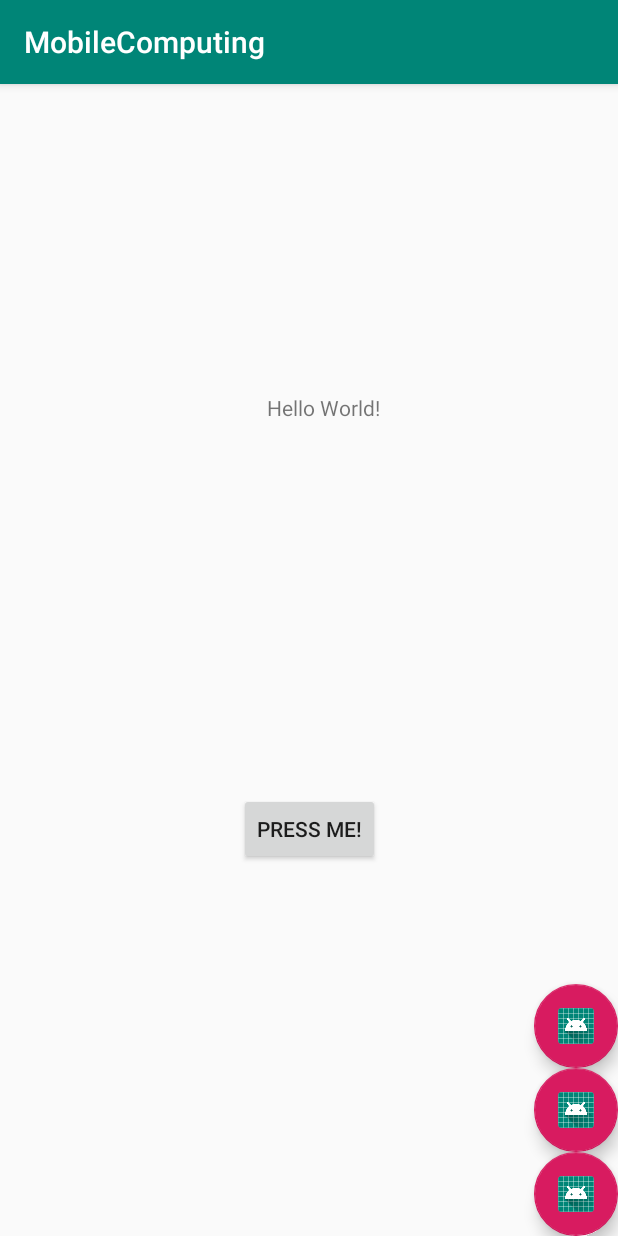
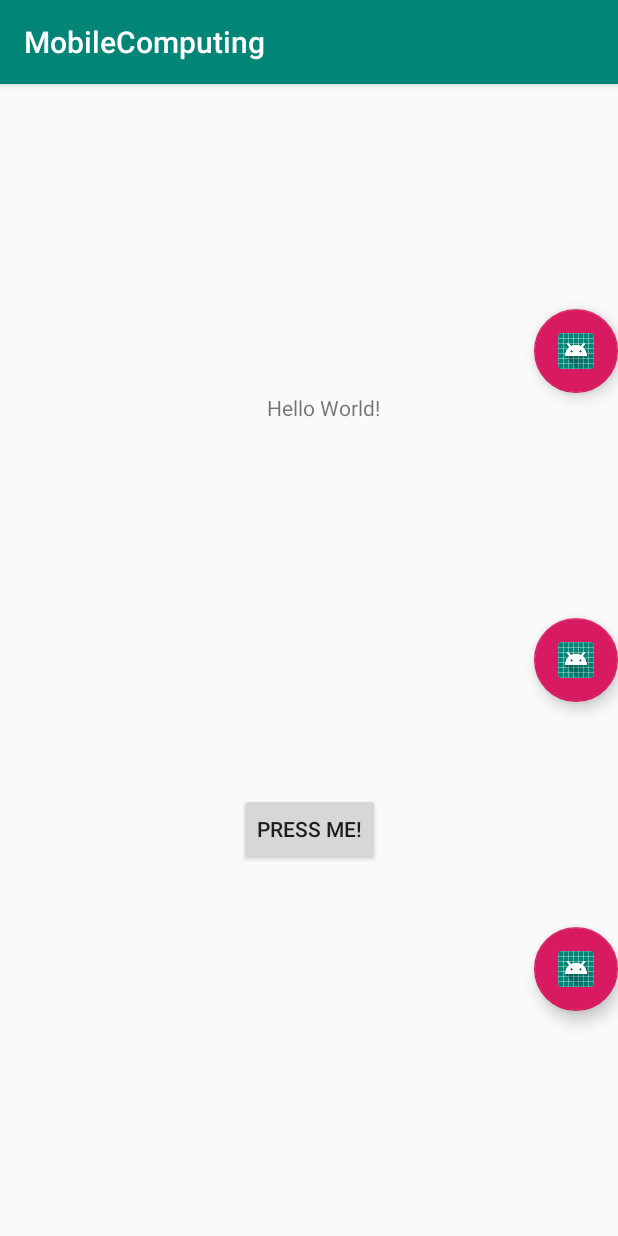
Before and after one commit to samiva/mobilecomputinglab, an Android app: the screen it shows after launch (MainActivity), on a phone screen of 412 x 824 dp. Run offline under Robolectric (Android 15) with nearby library versions, the phone set to English and light mode, and no system bars.

```diff
--- a/app/src/main/java/com/example/mobilecomputing/MainActivity.kt
+++ b/app/src/main/java/com/example/mobilecomputing/MainActivity.kt
@@ -19,6 +19,7 @@ class MainActivity : AppCompatActivity() {
                 fab_time.animate().translationY(-resources.getDimension(R.dimen.standard_116))
             }
             else{
+                fabopened = false
                 fab_map.animate().translationY(0F)
                 fab_time.animate().translationY(0F)
             }
@@ -26,5 +27,14 @@ class MainActivity : AppCompatActivity() {
         test_btn.setOnClickListener{
             val intent = Intent(applicationContext, TimeActivity::class.java)
         }
+
+        fab_time.setOnClickListener {
+            val intent = Intent(applicationContext, TimeActivity::class.java)
+            startActivity(intent)
+        }
+
+        fab_map.setOnClickListener{
+            val intent = Intent(applicationContext, MapActivity::class.java)
+        }
     }
 }
--- a/app/src/main/res/layout/activity_main.xml
+++ b/app/src/main/res/layout/activity_main.xml
@@ -36,8 +36,10 @@
         android:layout_width="wrap_content"
         android:layout_height="wrap_content"
         android:clickable="true"
-        app:layout_constraintBottom_toBottomOf="parent"
+        app:layout_constraintBottom_toTopOf="@+id/fab"
         app:layout_constraintEnd_toEndOf="parent"
+        app:layout_constraintTop_toBottomOf="@+id/fab_time"
+        app:layout_constraintVertical_bias="1.0"
         app:srcCompat="@mipmap/ic_launcher" />
 
     <com.google.android.material.floatingactionbutton.FloatingActionButton
@@ -45,10 +47,9 @@
         android:layout_width="wrap_content"
         android:layout_height="wrap_content"
         android:clickable="true"
-        app:layout_constraintBottom_toTopOf="@+id/fab"
+        app:layout_constraintBottom_toTopOf="@+id/fab_map"
         app:layout_constraintEnd_toEndOf="parent"
         app:layout_constraintTop_toTopOf="parent"
-        app:layout_constraintVertical_bias="1.0"
         app:srcCompat="@mipmap/ic_launcher" />
 
     <com.google.android.material.floatingactionbutton.FloatingActionButton
@@ -56,8 +57,9 @@
         android:layout_width="wrap_content"
         android:layout_height="wrap_content"
         android:clickable="true"
-        app:layout_constraintBottom_toTopOf="@+id/fab_map"
+        app:layout_constraintBottom_toBottomOf="parent"
         app:layout_constraintEnd_toEndOf="parent"
+        app:layout_constraintTop_toBottomOf="@+id/fab_map"
         app:srcCompat="@mipmap/ic_launcher" />
 
 
```
Also changed, not shown: app/src/main/res/drawable/ic_alarm_24px.xml (added, +9 -0 lines), app/src/main/res/drawable/ic_directions_24px.xml (added, +9 -0 lines).
